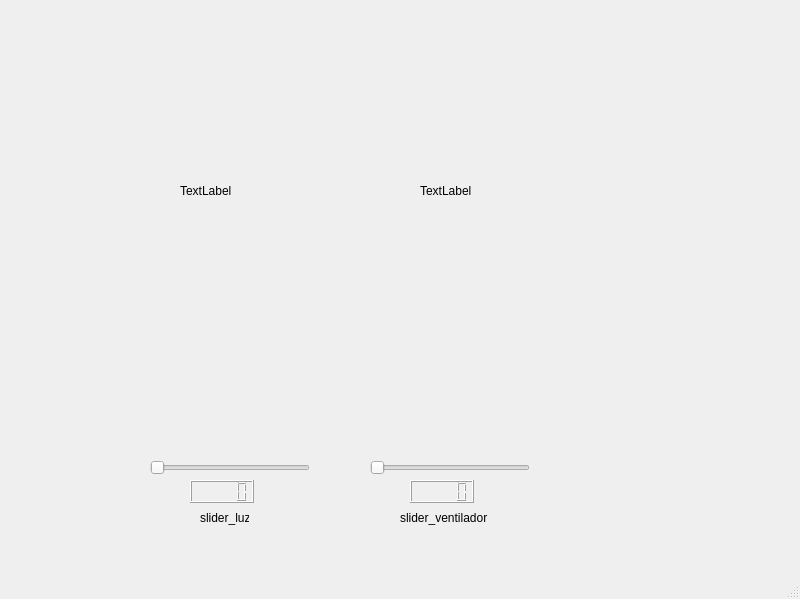
Before: the Qt Designer form Incbadora ino/Plataforma.ui in MaximilianoAntonio/incubator-prototype, drawn with Qt 5.
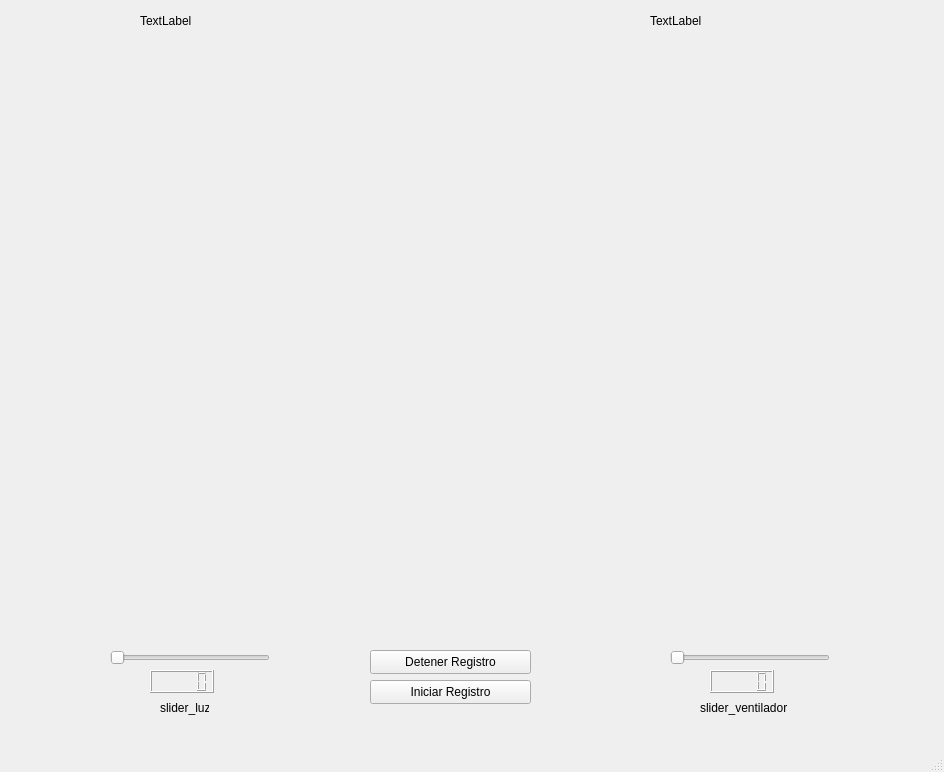
After: the same form once the commit is applied.

Commit message: grafico y csv

```diff
--- a/Incbadora ino/Plataforma.ui
+++ b/Incbadora ino/Plataforma.ui
@@ -6,8 +6,8 @@
    <rect>
     <x>0</x>
     <y>0</y>
-    <width>800</width>
-    <height>599</height>
+    <width>944</width>
+    <height>772</height>
    </rect>
   </property>
   <property name="windowTitle">
@@ -17,8 +17,8 @@
    <widget class="QSlider" name="slider_luz">
     <property name="geometry">
      <rect>
-      <x>150</x>
-      <y>460</y>
+      <x>110</x>
+      <y>650</y>
       <width>160</width>
       <height>16</height>
      </rect>
@@ -39,8 +39,8 @@
    <widget class="QSlider" name="slider_ventilador">
     <property name="geometry">
      <rect>
-      <x>370</x>
-      <y>460</y>
+      <x>670</x>
+      <y>650</y>
       <width>160</width>
       <height>16</height>
      </rect>
@@ -55,8 +55,8 @@
    <widget class="QLabel" name="label">
     <property name="geometry">
      <rect>
-      <x>200</x>
-      <y>510</y>
+      <x>160</x>
+      <y>700</y>
       <width>49</width>
       <height>16</height>
      </rect>
@@ -68,8 +68,8 @@
    <widget class="QLabel" name="slider_ventilador_2">
     <property name="geometry">
      <rect>
-      <x>400</x>
-      <y>510</y>
+      <x>700</x>
+      <y>700</y>
       <width>111</width>
       <height>16</height>
      </rect>
@@ -81,10 +81,10 @@
    <widget class="QLabel" name="label_temperatura">
     <property name="geometry">
      <rect>
-      <x>180</x>
-      <y>140</y>
+      <x>140</x>
+      <y>10</y>
       <width>131</width>
-      <height>101</height>
+      <height>21</height>
      </rect>
     </property>
     <property name="text">
@@ -94,10 +94,10 @@
    <widget class="QLabel" name="label_velocidad">
     <property name="geometry">
      <rect>
-      <x>420</x>
-      <y>140</y>
+      <x>650</x>
+      <y>10</y>
       <width>131</width>
-      <height>101</height>
+      <height>21</height>
      </rect>
     </property>
     <property name="text">
@@ -107,8 +107,8 @@
    <widget class="QLCDNumber" name="lcdLuz">
     <property name="geometry">
      <rect>
-      <x>190</x>
-      <y>480</y>
+      <x>150</x>
+      <y>670</y>
       <width>64</width>
       <height>23</height>
      </rect>
@@ -117,13 +117,50 @@
    <widget class="QLCDNumber" name="lcdVentilador">
     <property name="geometry">
      <rect>
-      <x>410</x>
-      <y>480</y>
+      <x>710</x>
+      <y>670</y>
       <width>64</width>
       <height>23</height>
      </rect>
     </property>
    </widget>
+   <widget class="QPushButton" name="boton_iniciar">
+    <property name="geometry">
+     <rect>
+      <x>370</x>
+      <y>680</y>
+      <width>161</width>
+      <height>24</height>
+     </rect>
+    </property>
+    <property name="text">
+     <string>Iniciar Registro</string>
+    </property>
+   </widget>
+   <widget class="QPushButton" name="boton_detener">
+    <property name="geometry">
+     <rect>
+      <x>370</x>
+      <y>650</y>
+      <width>161</width>
+      <height>24</height>
+     </rect>
+    </property>
+    <property name="text">
+     <string>Detener Registro</string>
+    </property>
+   </widget>
+   <widget class="QWidget" name="widget_graficos">
+    <property name="geometry">
+     <rect>
+      <x>10</x>
+      <y>40</y>
+      <width>921</width>
+      <height>581</height>
+     </rect>
+    </property>
+    <layout class="QVBoxLayout" name="layout_graficos"/>
+   </widget>
   </widget>
   <widget class="QMenuBar" name="menubar">
    <property name="geometry">
```
Left out of the diff: 2 changed lines with no effect on the pictures. The commit also changes 7 other files.
